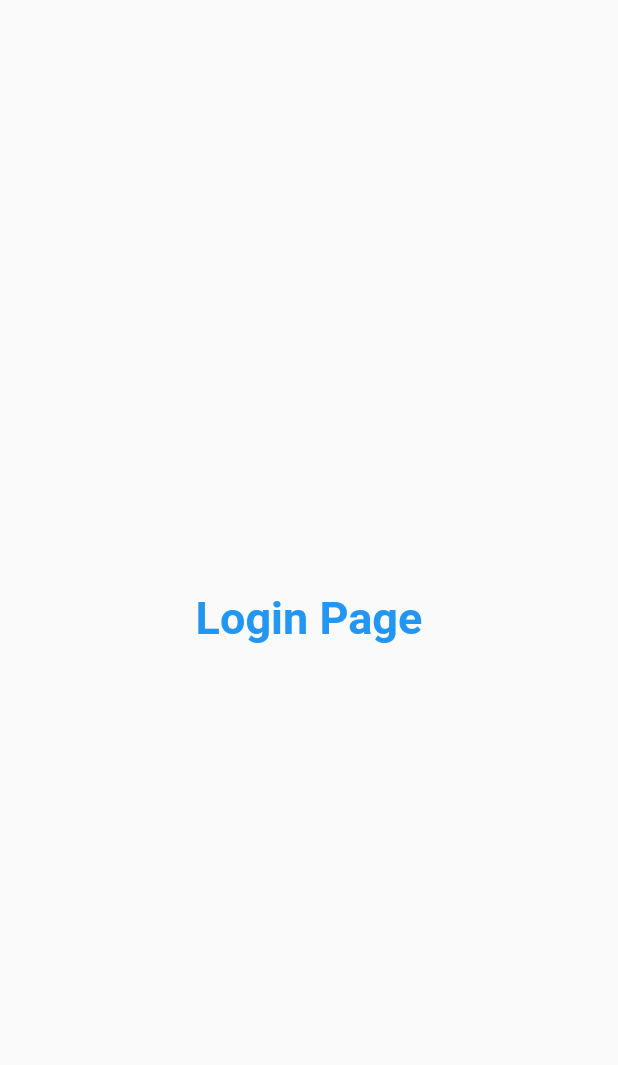
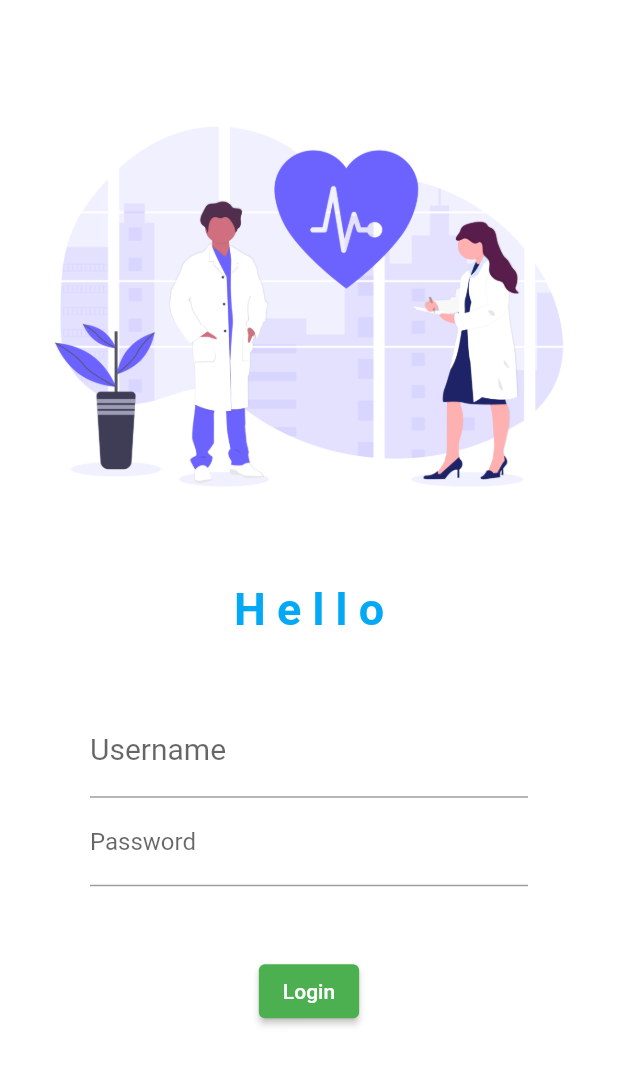
Before and after one commit to OMwanjari/flutter-tutorial, a Flutter app: the screen it shows after launch, on a phone screen of 412 x 824 dp. Shown: the top 1065 px of the screen. Run offline on Flutter 3.47's test engine with Material 2 defaults, Android fonts, the phone set to English and light mode, and no system bars.

Commit message:
Day 4 completed

```diff
--- a/lib/main.dart
+++ b/lib/main.dart
@@ -1,5 +1,4 @@
 import 'dart:math';
-
 import 'package:flutter/material.dart';
 import 'package:flutter_catalog/pages/home_page.dart';
 import 'package:flutter_catalog/pages/login_page.dart';
@@ -15,7 +14,9 @@ class MyApp extends StatelessWidget {
   Widget build(BuildContext context) {
     return MaterialApp(
       themeMode: ThemeMode.light,
-      theme: ThemeData(primarySwatch: Colors.green),
+      theme: ThemeData(
+        primarySwatch: Colors.green,
+      ),
       darkTheme: ThemeData(
         brightness: Brightness.dark,
       ),
--- a/lib/pages/login_page.dart
+++ b/lib/pages/login_page.dart
@@ -6,16 +6,57 @@ class LoginPage extends StatelessWidget {
   @override
   Widget build(BuildContext context) {
     return Material(
-      child: Center(
-        child: Text(
-          "Login Page",
+      color: Colors.white,
+      child: Column(children: [
+        SizedBox(
+          height: 60,
+        ),
+        Image.asset(
+          "assets/images/1.png",
+          fit: BoxFit.cover,
+        ),
+        SizedBox(
+          height: 40.0,
+        ),
+        Text(
+          "H e l l o",
           style: TextStyle(
             fontSize: 30,
-            color: Colors.blue,
             fontWeight: FontWeight.bold,
+            color: Colors.lightBlue,
           ),
         ),
-      ),
+        SizedBox(
+          height: 30.0,
+        ),
+        Padding(
+          padding: const EdgeInsets.symmetric(vertical: 16.0, horizontal: 60.0),
+          child: Column(
+            children: [
+              TextFormField(
+                decoration: InputDecoration(
+                    hintText: "Enter Username",
+                    labelText: "Username",
+                    labelStyle: TextStyle(fontSize: 20)),
+              ),
+              TextFormField(
+                obscureText: true,
+                decoration: InputDecoration(
+                    hintText: "Enter Password", labelText: "Password"),
+              )
+            ],
+          ),
+        ),
+        SizedBox(
+          height: 30.0,
+        ),
+        ElevatedButton(
+          onPressed: () {
+            print("yo");
+          },
+          child: Text("Login"),
+        )
+      ]),
     );
   }
 }
--- a/pubspec.yaml
+++ b/pubspec.yaml
@@ -36,6 +36,7 @@ dependencies:
   # The following adds the Cupertino Icons font to your application.
   # Use with the CupertinoIcons class for iOS style icons.
   cupertino_icons: ^1.0.2
+  google_fonts: ^4.0.3
 
 dev_dependencies:
   flutter_test:
@@ -60,8 +61,8 @@ flutter:
   uses-material-design: true
 
   # To add assets to your application, add an assets section, like this:
-  # assets:
-  #   - images/a_dot_burr.jpeg
+  assets:
+      - assets/images/
   #   - images/a_dot_ham.jpeg
 
   # An image asset can refer to one or more resolution-specific "variants", see
```
Also changed, not shown: assets/images/1.png (added), pubspec.lock, 1 other file.
